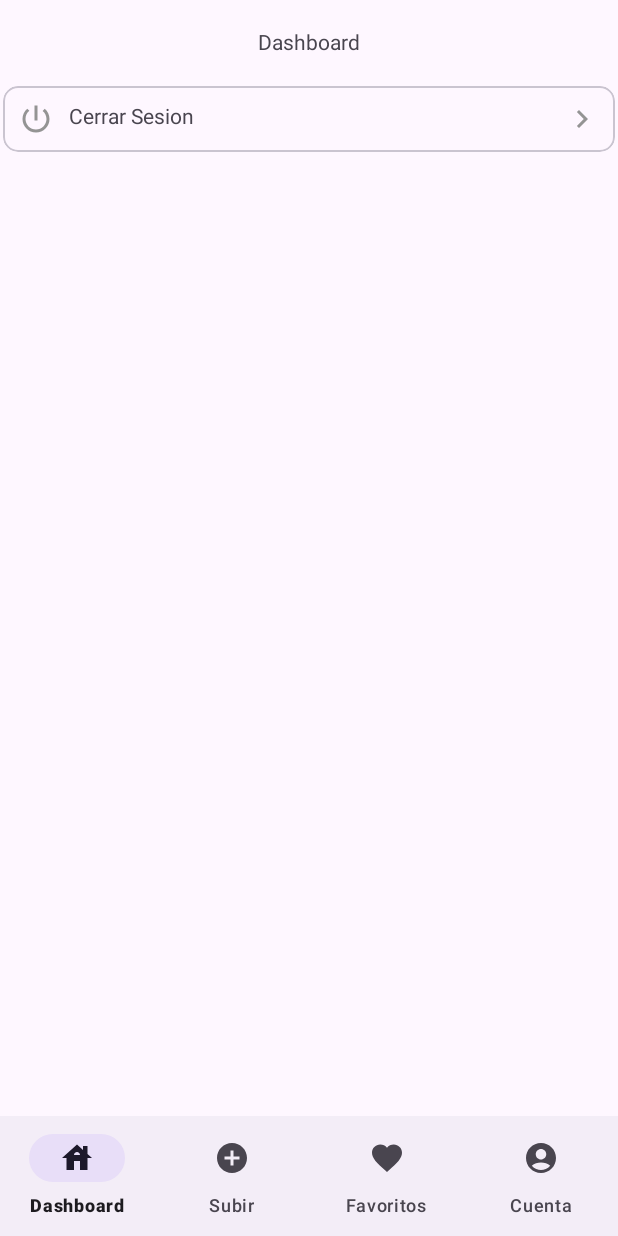
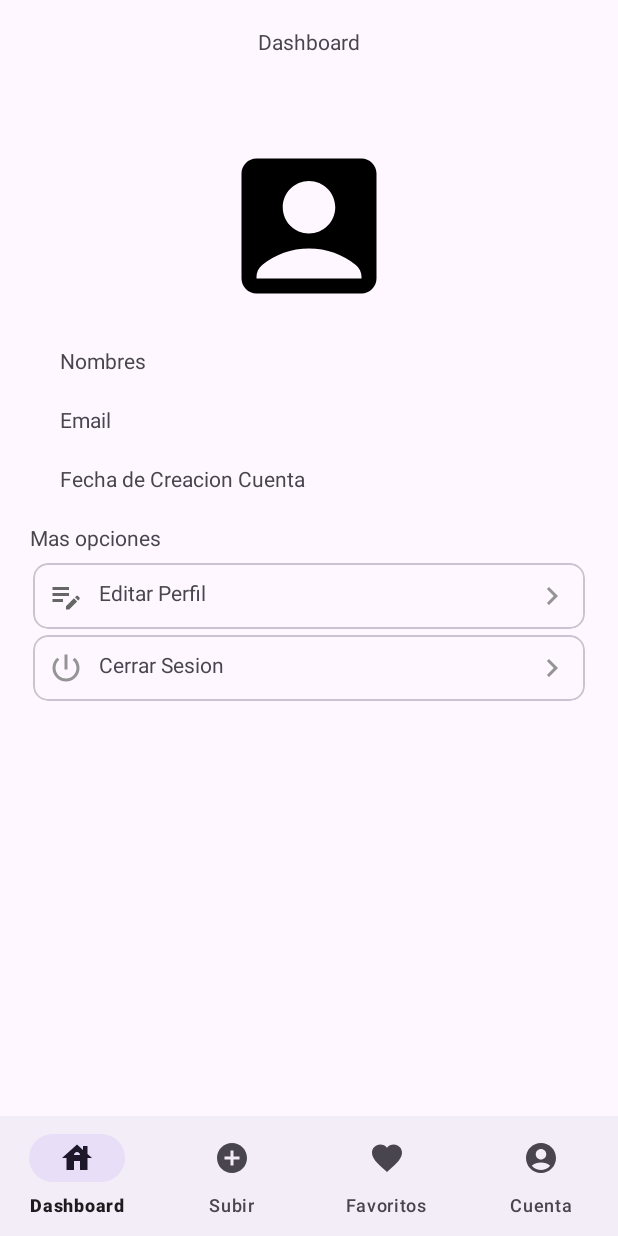
Before and after one commit to CamiloxX/KoalaApp, an Android app: the fragment Fragment_admin_cuenta placed in its activity, on a phone screen of 412 x 824 dp. Run offline under Robolectric (Android 15) with nearby library versions, the phone set to English and light mode, and no system bars; our stand-ins replace Firebase (no records; nobody signed in at launch, a user with empty details on screens opened directly); 3 statements that could not run were skipped.

Commit message:
Se agrego perfil , trear datos de la base de datos, actualizar en vivo y se agrego cambiar foto de perfil

```diff
--- a/app/build.gradle
+++ b/app/build.gradle
@@ -48,6 +48,7 @@ dependencies {
     implementation"com.google.firebase:firebase-auth-ktx"
     implementation"com.google.firebase:firebase-storage-ktx"
     androidTestImplementation 'androidx.test.ext:junit:1.1.5'
+    implementation 'com.github.bumptech.glide:glide:4.16.0'
     androidTestImplementation 'androidx.test.espresso:espresso-core:3.5.1'
     implementation 'com.github.barteksc:android-pdf-viewer:2.8.2'
 }
--- a/app/src/main/AndroidManifest.xml
+++ b/app/src/main/AndroidManifest.xml
@@ -18,6 +18,9 @@
         android:supportsRtl="true"
         android:theme="@style/Theme.ProyectoLibros"
         tools:targetApi="31">
+        <activity
+            android:name=".Administrador.EditarPerfilAdmin"
+            android:exported="false" />
         <activity
             android:name=".LeerLibro"
             android:exported="false" />
@@ -43,7 +46,7 @@
             android:name=".Administrador.Registrar_Admin"
             android:exported="false" />
         <activity
-            android:name=".Elegir_Rol"
+            android:name=".pueba"
             android:exported="false" />
         <activity
             android:name=".Bienvenida"
--- a/app/src/main/java/com/example/koalaap/Administrador/Agregar_PDF.kt
+++ b/app/src/main/java/com/example/koalaap/Administrador/Agregar_PDF.kt
@@ -1,29 +1,24 @@
 package com.example.koalaap.Administrador
 
 import android.app.ProgressDialog
-import android.content.Context
 import android.content.Intent
 import android.content.pm.PackageManager
 import androidx.appcompat.app.AppCompatActivity
 import android.os.Bundle
 import androidx.appcompat.app.AlertDialog
-import com.example.koalaap.R
 import com.example.koalaap.databinding.ActivityAgregarPdfBinding
 import com.google.firebase.auth.FirebaseAuth
 import com.google.firebase.database.DataSnapshot
 import com.google.firebase.database.DatabaseError
 import com.google.firebase.database.FirebaseDatabase
 import com.google.firebase.database.ValueEventListener
-import com.google.firebase.ktx.Firebase
 import android.net.Uri
 import android.widget.Toast
 import androidx.activity.result.ActivityResult
 import androidx.activity.result.ActivityResultCallback
 import androidx.activity.result.contract.ActivityResultContracts
 import androidx.core.content.ContextCompat
-import com.example.koalaap.Elegir_Rol
 import com.google.android.gms.tasks.Task
-import com.google.firebase.auth.ktx.auth
 import com.google.firebase.storage.FirebaseStorage
 
 
--- a/app/src/main/java/com/example/koalaap/Administrador/Fragmentos_Admin/Fragment_admin_cuenta.kt
+++ b/app/src/main/java/com/example/koalaap/Administrador/Fragmentos_Admin/Fragment_admin_cuenta.kt
@@ -5,13 +5,20 @@ import androidx.fragment.app.Fragment
 import android.view.LayoutInflater
 import android.view.View
 import android.view.ViewGroup
-import com.example.koalaap.R
 import com.example.koalaap.databinding.FragmentAdminCuentaBinding
 import com.google.firebase.auth.FirebaseAuth
 import android.content.Context
 import android.content.Intent
+import android.widget.Toast
+import com.bumptech.glide.Glide
+import com.example.koalaap.Administrador.EditarPerfilAdmin
 import com.example.koalaap.Administrador.Login_Admin
-import com.example.koalaap.Elegir_Rol
+import com.example.koalaap.Administrador.MisFunciones
+import com.example.koalaap.R
+import com.google.firebase.database.DataSnapshot
+import com.google.firebase.database.DatabaseError
+import com.google.firebase.database.FirebaseDatabase
+import com.google.firebase.database.ValueEventListener
 
 class Fragment_admin_cuenta : Fragment() {
     private lateinit var binding: FragmentAdminCuentaBinding
@@ -19,8 +26,8 @@ class Fragment_admin_cuenta : Fragment() {
     private lateinit var mContext: Context
 
     override fun onAttach(context: Context) {
+        super.onAttach(context)
         mContext = context
-        super.onAttach(context)
     }
 
     override fun onCreateView(
@@ -32,10 +39,54 @@ class Fragment_admin_cuenta : Fragment() {
     override fun onViewCreated(view: View, savedInstanceState: Bundle?) {
         super.onViewCreated(view, savedInstanceState)
         firebaseAuth = FirebaseAuth.getInstance()
+
+        binding.EditarPerfil.setOnClickListener {
+
+
+            startActivity(Intent(mContext, EditarPerfilAdmin :: class.java))
+
+        }
+
+
+        cargarInformacion()
         binding.CerrarSesion.setOnClickListener {
             firebaseAuth.signOut()
             startActivity(Intent(context, Login_Admin::class.java))
             activity?.finishAffinity()
         }
     }
+
+    private fun cargarInformacion() {
+        val user = firebaseAuth.currentUser
+        if (user != null) {
+            // Obtener el timestamp de la creación del usuario y formatearlo
+            val fechaCreacionMillis = user.metadata?.creationTimestamp ?: 0
+            val fechaCreacion = MisFunciones.formatoTiempo(fechaCreacionMillis)
+            binding.TxtTiempoRegistro.text = fechaCreacion
+
+            // Cargar otros datos del usuario
+            val ref = FirebaseDatabase.getInstance().getReference("Usuarios")
+            ref.child(user.uid)
+                .addValueEventListener(object : ValueEventListener {
+                    override fun onDataChange(snapshot: DataSnapshot) {
+                        val nombres = snapshot.child("nombres").value?.toString().orEmpty()
+                        val email = snapshot.child("email").value?.toString().orEmpty()
+                        val imagen = snapshot.child("imagen").value?.toString().orEmpty()
+
+                        binding.TxtNombresAdmin.text = nombres
+                        binding.TxtEmailAdmin.text = email
+
+                        // Cargar imagen con Glide
+                        Glide.with(mContext)
+                            .load(imagen)
+                            .placeholder(R.drawable.ic_img_perfil)
+                            .into(binding.imgPerfilAdmin)
+                    }
+
+                    override fun onCancelled(error: DatabaseError) {
+                        Toast.makeText(mContext, "Failed to load user data: ${error.message}", Toast.LENGTH_SHORT).show()
+                    }
+                })
+        }
+    }
 }
--- a/app/src/main/java/com/example/koalaap/Administrador/Login_Admin.kt
+++ b/app/src/main/java/com/example/koalaap/Administrador/Login_Admin.kt
@@ -22,7 +22,7 @@ class Login_Admin : AppCompatActivity() {
         setContentView(binding.root)
 
         firebaseAuth = FirebaseAuth.getInstance()
-
+ //Se pone aviso de que se esta iniciando sesion
         progressDialog = ProgressDialog(this)
         progressDialog.setTitle("Iniciando Sesion")
         progressDialog.setCanceledOnTouchOutside(false)
@@ -58,7 +58,7 @@ class Login_Admin : AppCompatActivity() {
             loginAdmin()
         }
     }
-
+//Autentica si el inicio de sesion es exitoso
     private fun loginAdmin() {
         progressDialog.setMessage("Iniciando Sesion")
         progressDialog.show()
--- a/app/src/main/java/com/example/koalaap/Administrador/ModeloCategoria.kt
+++ b/app/src/main/java/com/example/koalaap/Administrador/ModeloCategoria.kt
@@ -1,6 +1,6 @@
 package com.example.koalaap.Administrador
 
-class ModeloCategoria {
+class  ModeloCategoria {
 
     var id: String=""
     var categoria: String=""
--- a/app/src/main/java/com/example/koalaap/MainActivity.kt
+++ b/app/src/main/java/com/example/koalaap/MainActivity.kt
@@ -4,7 +4,6 @@ import com.example.koalaap.Administrador.Fragmentos_Admin.Fragment_admin_dashboa
 import android.content.Intent
 import androidx.appcompat.app.AppCompatActivity
 import android.os.Bundle
-import android.widget.Toast
 import com.example.koalaap.Administrador.Fragmentos_Admin.Fragment_admin_cuenta
 import com.example.koalaap.databinding.ActivityMainBinding
 import com.google.firebase.auth.FirebaseAuth
@@ -79,7 +78,7 @@ class MainActivity : AppCompatActivity() {
     private fun ComprobarSesion() {
         val firebaseUser = firebaseAuth.currentUser
         if (firebaseUser == null) {
-            startActivity(Intent(this, Elegir_Rol::class.java))
+            startActivity(Intent(this, pueba::class.java))
             finishAffinity()
         } else {
             /*Toast.makeText(
--- a/app/src/main/java/com/example/koalaap/Elegir_Rol.kt
+++ b/app/src/main/java/com/example/koalaap/pueba.kt
@@ -6,7 +6,7 @@ import android.widget.Toast
 import com.example.koalaap.Administrador.Registrar_Admin
 import com.example.koalaap.databinding.ActivityElegirRolBinding
 
-class Elegir_Rol : AppCompatActivity() {
+class pueba : AppCompatActivity() {
 
     private lateinit var binding : ActivityElegirRolBinding
     override fun onCreate(savedInstanceState: Bundle?) {
@@ -17,7 +17,7 @@ class Elegir_Rol : AppCompatActivity() {
         binding.BtnRolAdministrador.setOnClickListener{
 
            // Toast.makeText(applicationContext, "Rol administrador",Toast.LENGTH_SHORT).show()
-        startActivity(Intent(this@Elegir_Rol,Registrar_Admin::class.java))
+        startActivity(Intent(this@pueba,Registrar_Admin::class.java))
         }
         binding.BtnRolCliente.setOnClickListener {
             Toast.makeText(applicationContext, "Rol Cliente",Toast.LENGTH_SHORT).show()
--- /dev/null
+++ b/app/src/main/res/drawable/ic_cambiar_imagen.xml
@@ -0,0 +1,5 @@
+<vector android:height="24dp" android:tint="#666666"
+    android:viewportHeight="24" android:viewportWidth="24"
+    android:width="24dp" xmlns:android="http://schemas.android.com/apk/res/android">
+    <path android:fillColor="@android:color/white" android:pathData="M19,7v2.99s-1.99,0.01 -2,0L17,7h-3s0.01,-1.99 0,-2h3L17,2h2v3h3v2h-3zM16,11L16,8h-3L13,5L5,5c-1.1,0 -2,0.9 -2,2v12c0,1.1 0.9,2 2,2h12c1.1,0 2,-0.9 2,-2v-8h-3zM5,19l3,-4 2,3 3,-4 4,5L5,19z"/>
+</vector>
--- /dev/null
+++ b/app/src/main/res/drawable/ic_editar_informacion.xml
@@ -0,0 +1,5 @@
+<vector android:height="24dp" android:tint="#666666"
+    android:viewportHeight="24" android:viewportWidth="24"
+    android:width="24dp" xmlns:android="http://schemas.android.com/apk/res/android">
+    <path android:fillColor="@android:color/white" android:pathData="M3,10h11v2H3V10zM3,8h11V6H3V8zM3,16h7v-2H3V16zM18.01,12.87l0.71,-0.71c0.39,-0.39 1.02,-0.39 1.41,0l0.71,0.71c0.39,0.39 0.39,1.02 0,1.41l-0.71,0.71L18.01,12.87zM17.3,13.58l-5.3,5.3V21h2.12l5.3,-5.3L17.3,13.58z"/>
+</vector>
--- /dev/null
+++ b/app/src/main/res/drawable/ic_img_perfil.xml
@@ -0,0 +1,5 @@
+<vector android:height="24dp" android:tint="#000000"
+    android:viewportHeight="24" android:viewportWidth="24"
+    android:width="24dp" xmlns:android="http://schemas.android.com/apk/res/android">
+    <path android:fillColor="@android:color/white" android:pathData="M19,3H5C3.9,3 3,3.9 3,5v14c0,1.1 0.9,2 2,2h14c1.1,0 2,-0.9 2,-2V5C21,3.9 20.1,3 19,3zM12,6c1.93,0 3.5,1.57 3.5,3.5c0,1.93 -1.57,3.5 -3.5,3.5s-3.5,-1.57 -3.5,-3.5C8.5,7.57 10.07,6 12,6zM19,19H5v-0.23c0,-0.62 0.28,-1.2 0.76,-1.58C7.47,15.82 9.64,15 12,15s4.53,0.82 6.24,2.19c0.48,0.38 0.76,0.97 0.76,1.58V19z"/>
+</vector>
--- a/app/src/main/res/layout/activity_elegir_rol.xml
+++ b/app/src/main/res/layout/activity_elegir_rol.xml
@@ -4,7 +4,7 @@
     xmlns:tools="http://schemas.android.com/tools"
     android:layout_width="match_parent"
     android:layout_height="match_parent"
-    tools:context=".Elegir_Rol">
+    tools:context=".pueba">
 
     <androidx.appcompat.widget.LinearLayoutCompat
         android:layout_width="match_parent"
--- a/app/src/main/res/layout/fragment_admin_cuenta.xml
+++ b/app/src/main/res/layout/fragment_admin_cuenta.xml
@@ -3,9 +3,118 @@
     xmlns:tools="http://schemas.android.com/tools"
     android:layout_width="match_parent"
     android:layout_height="match_parent"
+    android:padding="20dp"
     xmlns:app="http://schemas.android.com/apk/res-auto"
     tools:context=".Administrador.Fragmentos_Admin.Fragment_admin_cuenta">
 
+    <RelativeLayout
+        android:layout_width="match_parent"
+        android:layout_height="wrap_content">
+
+        <androidx.appcompat.widget.AppCompatImageView
+            android:id="@+id/img_perfil_admin"
+            android:src="@drawable/ic_img_perfil"
+            android:layout_centerHorizontal="true"
+            android:scaleType="centerCrop"
+            android:layout_marginTop="15dp"
+            android:layout_width="120dp"
+            android:layout_height="120dp" />
+
+        <!-- Etiqueta para Nombres -->
+        <TextView
+            android:id="@+id/label_nombres"
+            android:text="@string/nombre_perfil"
+            android:layout_below="@id/img_perfil_admin"
+            android:layout_marginTop="20dp"
+            android:layout_marginStart="20dp"
+            android:layout_width="wrap_content"
+            android:layout_height="wrap_content"/>
+
+        <!-- Valor de Nombres -->
+        <TextView
+            android:id="@+id/Txt_nombres_admin"
+            android:layout_toEndOf="@id/label_nombres"
+            android:layout_alignTop="@id/label_nombres"
+            android:layout_marginStart="10dp"
+            android:layout_width="wrap_content"
+            android:layout_height="wrap_content"/>
+
+        <!-- Etiqueta para Email -->
+        <TextView
+            android:id="@+id/label_email"
+            android:text="@string/email_admin"
+            android:layout_below="@id/Txt_nombres_admin"
+            android:layout_marginTop="20dp"
+            android:layout_alignStart="@id/label_nombres"
+            android:layout_width="wrap_content"
+            android:layout_height="wrap_content"/>
+
+        <!-- Valor de Email -->
+        <TextView
+            android:id="@+id/Txt_email_admin"
+            android:layout_toEndOf="@id/label_email"
+            android:layout_alignTop="@id/label_email"
+            android:layout_marginStart="10dp"
+            android:layout_width="wrap_content"
+            android:layout_height="wrap_content"/>
+
+        <!-- Etiqueta para Fecha de Registro -->
+        <TextView
+            android:id="@+id/label_fecha_registro"
+            android:text="@string/tiempo_registro"
+            android:layout_below="@id/Txt_email_admin"
+            android:layout_marginTop="20dp"
+            android:layout_alignStart="@id/label_email"
+            android:layout_width="wrap_content"
+            android:layout_height="wrap_content"/>
+
+        <!-- Valor de Fecha de Registro -->
+        <TextView
+            android:id="@+id/Txt_tiempo_registro"
+            android:layout_toEndOf="@id/label_fecha_registro"
+            android:layout_alignTop="@id/label_fecha_registro"
+            android:layout_marginStart="10dp"
+            android:layout_width="wrap_content"
+            android:layout_height="wrap_content"/>
+
+        <!-- Otras opciones y cierre de sesión -->
+
+        <androidx.appcompat.widget.LinearLayoutCompat
+            android:layout_below="@id/Txt_tiempo_registro"
+            android:layout_marginTop="20dp"
+            android:orientation="vertical"
+            android:layout_width="match_parent"
+            android:layout_height="wrap_content">
+
+            <TextView
+                android:text="@string/Txt_mas_opciones"
+                android:layout_marginBottom="5dp"
+                android:layout_width="wrap_content"
+                android:layout_height="wrap_content"/>
+
+<!--Editar Perfil-->
+            <com.google.android.material.card.MaterialCardView
+                android:layout_width="match_parent"
+                android:layout_height="wrap_content"
+                android:layout_margin="2dp"
+                android:clickable="true"
+                android:focusable="true"
+                android:foreground="?selectableItemBackground"
+                app:cardCornerRadius="10dp"
+                app:contentPadding="10dp">
+                <TextView
+                    android:id="@+id/Editar_Perfil"
+                    android:text="@string/Editar_Perfil"
+                    android:layout_width="match_parent"
+                    app:drawableStartCompat="@drawable/ic_editar_informacion"
+                    android:drawablePadding="10dp"
+                    app:drawableEndCompat="@drawable/ic_siguiente"
+                    android:layout_height="wrap_content"/>
+            </com.google.android.material.card.MaterialCardView>
+
+
+
+<!--Cerrar Sesion-->
             <com.google.android.material.card.MaterialCardView
                 android:layout_width="match_parent"
                 android:layout_height="wrap_content"
@@ -23,7 +132,21 @@
                     android:drawablePadding="10dp"
                     app:drawableEndCompat="@drawable/ic_siguiente"
                     android:layout_height="wrap_content"/>
+            </com.google.android.material.card.MaterialCardView>
 
 
-</com.google.android.material.card.MaterialCardView>
+
+    </androidx.appcompat.widget.LinearLayoutCompat>
+
+
+
+
+</RelativeLayout>
+
+
+
+
+
+
+
 </ScrollView>
--- a/app/src/main/res/values/strings.xml
+++ b/app/src/main/res/values/strings.xml
@@ -80,4 +80,19 @@
 
     <string name="Txt_leer_libro">Lectura de libro</string>
 
+
+    <!--Perfil del admin-->
+    <string name="nombre_perfil">Nombres</string>
+    <string name="Txt_nombres_admin">--</string>
+    <string name="email_admin">Email</string>
+    <string name="Txt_email_admin">--</string>
+    <string name="tiempo_registro">Fecha de Creacion Cuenta</string>
+    <string name="Txt_tiempo_registro">--</string>
+    <string name="Txt_mas_opciones">Mas opciones</string>
+    <string name="Editar_Perfil">Editar Perfil </string>
+    <string name="Txt_Editar_perfil">Editar Perfil</string>
+
+    <string name="Et_a_nombres">Nombres</string>
+    <string name="Btn_Actualizar">Actualizar </string>
+
 </resources>
```
Also changed, not shown: app/src/main/java/com/example/koalaap/Administrador/EditarPerfilAdmin.kt (added, +259 -0 lines), app/src/main/res/layout/activity_editar_perfil_admin.xml (added, +127 -0 lines), app/src/main/java/com/example/koalaap/Administrador/MisFunciones.kt (line endings or trailing spaces), 448 other files. Lines whose indentation alone changed are shown as unchanged.
